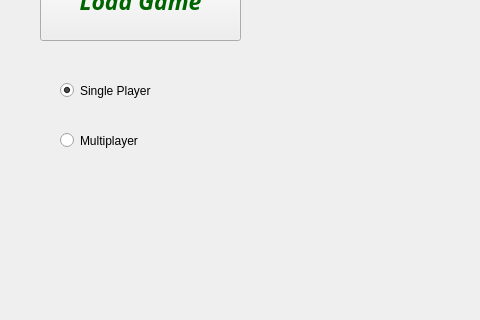
Above: mainwindow.ui from ThyberZee/earthdefense before the change; both pictures show x 0 to 480 and y 257 to 577 of the 640 by 800 pixel window. Below: the same form after it.
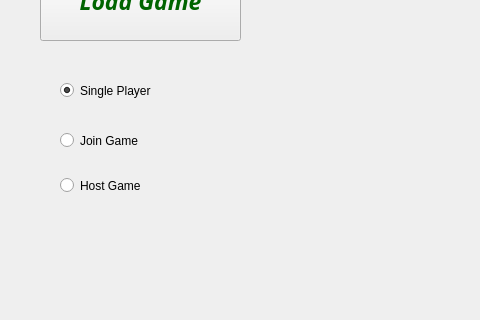
That is the form after the change. Icons and pictures are not drawn.

Commit message: Working on loadGame and levels

What changed in the file:
```diff
--- a/mainwindow.ui
+++ b/mainwindow.ui
@@ -98,7 +98,7 @@
      </rect>
     </property>
     <property name="text">
-     <string>Multiplayer</string>
+     <string>Join Game</string>
     </property>
    </widget>
    <widget class="QRadioButton" name="rbSinglePlayer">
@@ -117,6 +117,19 @@
      <bool>true</bool>
     </property>
    </widget>
+   <widget class="QRadioButton" name="radioButton">
+    <property name="geometry">
+     <rect>
+      <x>60</x>
+      <y>410</y>
+      <width>141</width>
+      <height>31</height>
+     </rect>
+    </property>
+    <property name="text">
+     <string>Host Game</string>
+    </property>
+   </widget>
   </widget>
   <widget class="QMenuBar" name="menuBar">
    <property name="geometry">
```
The commit also changes 16 other files.
